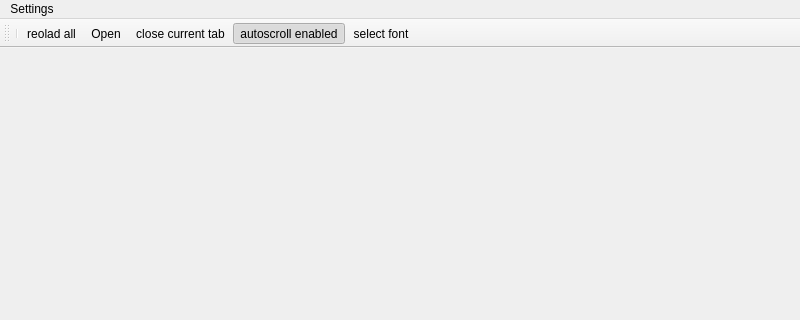
Qt form mainwindow.ui (lysevi/logan) before a commit; both pictures show x 0 to 800 and y 0 to 320 of the 800 by 600 pixel window.
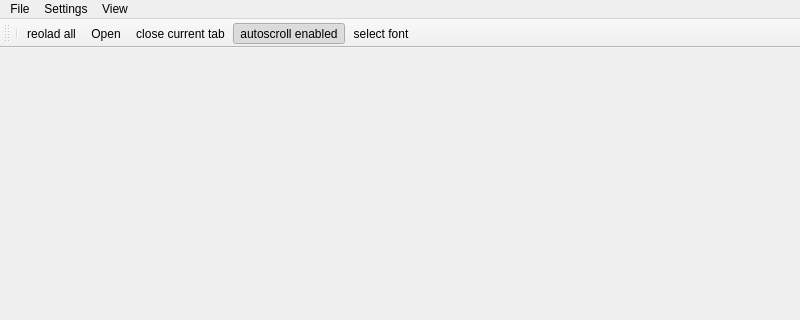
The same form after that commit. Icons and pictures are not drawn.

```diff
--- a/mainwindow.ui
+++ b/mainwindow.ui
@@ -45,7 +45,26 @@
     <addaction name="actionfont_selection"/>
     <addaction name="actionclearSettings"/>
    </widget>
+   <widget class="QMenu" name="menuFile">
+    <property name="title">
+     <string>File</string>
+    </property>
+    <addaction name="actionOpen"/>
+    <addaction name="actionreolad_current"/>
+    <addaction name="actionautoscroll_enabled"/>
+    <addaction name="actionclose_current_tab"/>
+    <addaction name="separator"/>
+    <addaction name="actionexit"/>
+   </widget>
+   <widget class="QMenu" name="menuView">
+    <property name="title">
+     <string>View</string>
+    </property>
+    <addaction name="actionshow_toolbar"/>
+   </widget>
+   <addaction name="menuFile"/>
    <addaction name="menu"/>
+   <addaction name="menuView"/>
   </widget>
   <widget class="QToolBar" name="mainToolBar">
    <attribute name="toolBarArea">
```
Left out of the diff: 41 changed lines with no effect on the pictures.
